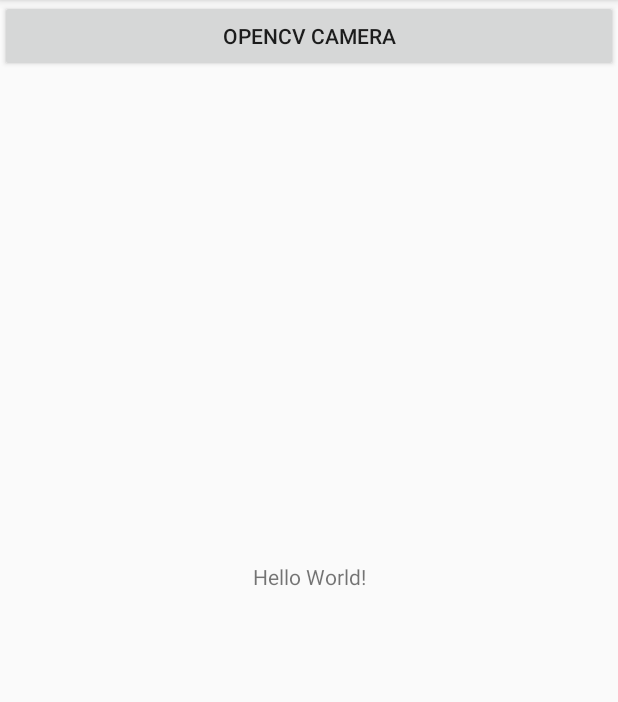
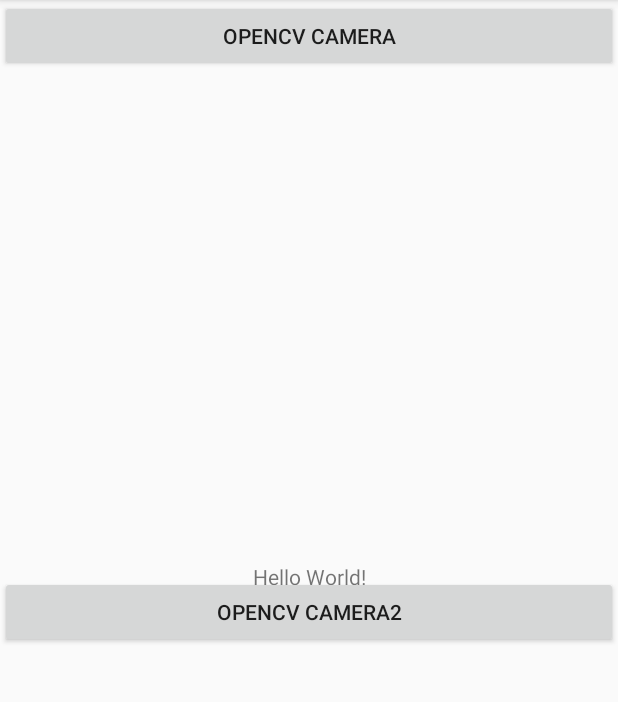
Before and after one commit to amogh112/opencv_android_native, an Android app: the screen it shows after launch (MainActivity), on a phone screen of 412 x 824 dp, the part 84-786 px from its top. Run offline under Robolectric (Android 15) with nearby library versions, the phone set to English and light mode, and no system bars; 2 statements that could not run were skipped.

Commit message:
two buttons working- grayscale and rgb

```diff
--- a/app/src/main/AndroidManifest.xml
+++ b/app/src/main/AndroidManifest.xml
@@ -38,7 +38,8 @@
                 <category android:name="android.intent.category.LAUNCHER" />
             </intent-filter>
         </activity>
-        <activity android:name=".OpenCVCamera"></activity>
+        <activity android:name=".OpenCVCamera" />
+        <activity android:name=".EdgeDetection" />
     </application>
 
 </manifest>
--- a/app/src/main/java/com/example/amogh/opencvtry1/MainActivity.java
+++ b/app/src/main/java/com/example/amogh/opencvtry1/MainActivity.java
@@ -31,6 +31,15 @@ public class MainActivity extends AppCompatActivity {
                 startActivity(i);
             }
         });
+
+        Button cameraInit2 = (Button) findViewById(R.id.cameraInit2);
+        cameraInit2.setOnClickListener(new View.OnClickListener() {
+            @Override
+            public void onClick(View v) {
+                Intent i = new Intent(getApplicationContext(),EdgeDetection.class);
+                startActivity(i);
+            }
+        });
     }
 
     /**
--- a/app/src/main/res/layout/activity_main.xml
+++ b/app/src/main/res/layout/activity_main.xml
@@ -21,4 +21,17 @@
         android:layout_height="wrap_content"
         android:layout_alignParentBottom="true"
         android:id="@+id/cameraInit"/>
+
+    <Button
+        android:id="@+id/cameraInit2"
+        android:layout_width="match_parent"
+        android:layout_height="wrap_content"
+        android:layout_alignParentBottom="true"
+        android:text="OpenCV Camera2"
+        app:layout_constraintBottom_toBottomOf="parent"
+        app:layout_constraintHorizontal_bias="0.0"
+        app:layout_constraintLeft_toLeftOf="parent"
+        app:layout_constraintRight_toRightOf="parent"
+        app:layout_constraintTop_toTopOf="parent"
+        app:layout_constraintVertical_bias="0.533" />
 </android.support.constraint.ConstraintLayout>
```
Also changed, not shown: app/src/main/java/com/example/amogh/opencvtry1/EdgeDetection.java (added, +85 -0 lines), app/src/main/res/layout/activity_edge_detection.xml (added, +17 -0 lines).
